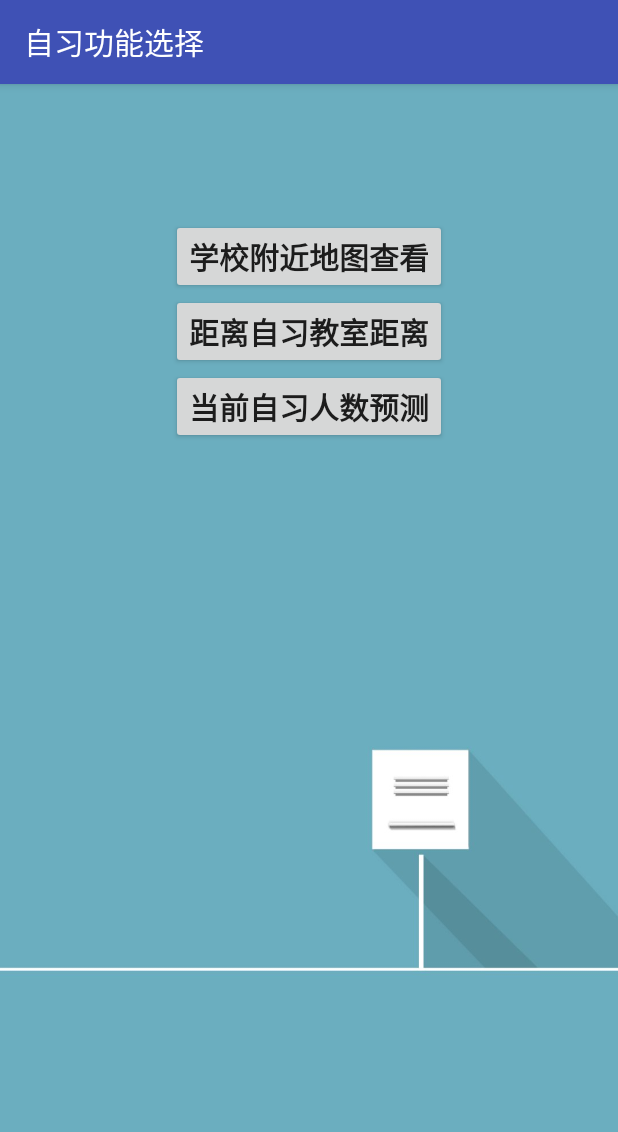
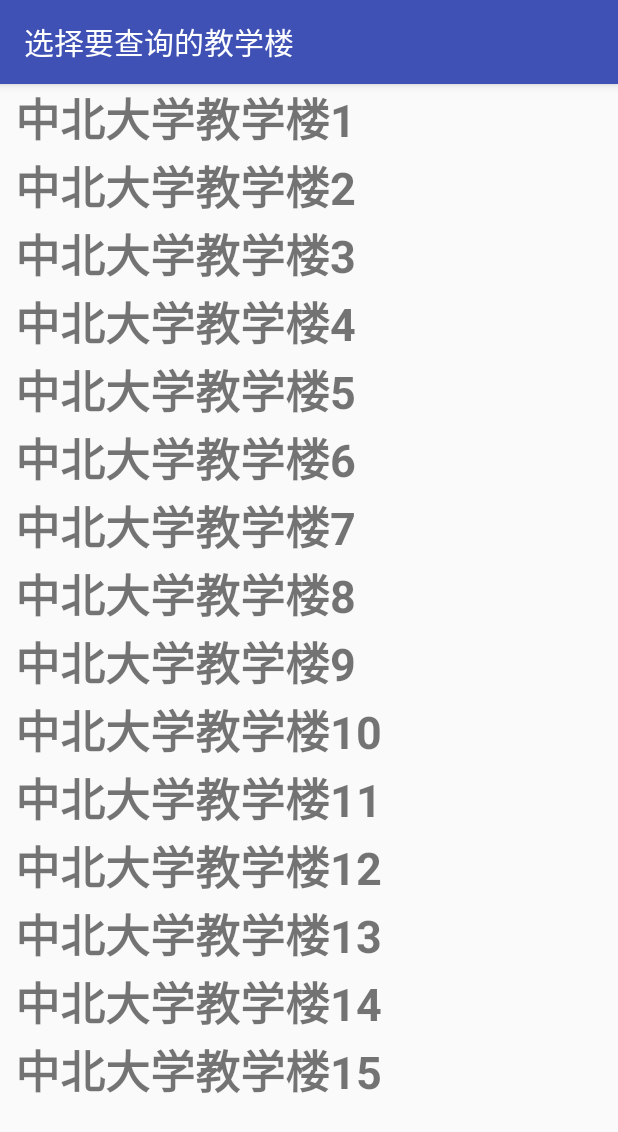
Before and after one commit to Crazydebug/YiYuanApp, an Android app: the StudyFunActivity screen opened directly, with no data from a screen before it, after a tap on "当前自习人数预测", on a phone screen of 412 x 824 dp. Shown: the top 1132 px of the screen. Run offline under Robolectric (Android 15) with nearby library versions, the phone set to English and light mode, and no system bars.

Commit message:
finish classrome search commit.

```diff
--- a/app/build.gradle
+++ b/app/build.gradle
@@ -27,4 +27,5 @@ dependencies {
     androidTestImplementation 'com.android.support.test.espresso:espresso-core:3.0.1'
     implementation 'com.android.support:design:26.1.0'
     compile 'de.hdodenhof:circleimageview:2.1.0'
+    implementation 'com.android.support:recyclerview-v7:26.1.0'
 }
--- a/app/src/main/AndroidManifest.xml
+++ b/app/src/main/AndroidManifest.xml
@@ -34,18 +34,20 @@
         <activity android:name=".activities.LoginActivity" />
         <activity android:name=".activities.StartActivity" />
         <activity android:name=".activities.SchoolActivity" />
-        <activity android:name=".activities.LocationActivity"
-            android:label="学校附近地图"/>
+        <activity
+            android:name=".activities.LocationActivity"
+            android:label="学校附近地图" />
 
         <service
             android:name="com.baidu.location.f"
             android:enabled="true"
             android:process=":remote" />
 
-        <activity android:name=".activities.StudyFunActivity"
-            android:label="自习功能选择">
-
-        </activity>
+        <activity
+            android:name=".activities.StudyFunActivity"
+            android:label="自习功能选择"></activity>
+        <activity android:name=".activities.ClassRomeActivity"
+            android:label="选择要查询的教学楼"></activity>
     </application>
 
 </manifest>
--- /dev/null
+++ b/app/src/main/java/com/example/yiyuanapp/Adapter/ClassRomeAdapter.java
@@ -0,0 +1,54 @@
+package com.example.yiyuanapp.Adapter;
+
+import android.support.v7.widget.RecyclerView;
+import android.view.LayoutInflater;
+import android.view.View;
+import android.view.ViewGroup;
+import android.widget.TextView;
+
+import com.example.yiyuanapp.BaseClass.ClassRome;
+import com.example.yiyuanapp.R;
+
+import java.util.List;
+
+/**
+ * author: DemoVei
+ * Time:  2018/2/26 17:25
+ * Description:
+ */
+
+public class ClassRomeAdapter extends RecyclerView.Adapter<ClassRomeAdapter.ViewHolder>{
+
+    private List<ClassRome> classrome;
+
+    static class ViewHolder extends RecyclerView.ViewHolder{
+        TextView classromename;
+
+        public ViewHolder(View view){
+            super(view);
+            classromename = view.findViewById(R.id.classrome_name);
+        }
+    }
+
+    public ClassRomeAdapter(List<ClassRome> classromelist){
+        classrome = classromelist;
+    }
+
+    @Override
+    public ClassRomeAdapter.ViewHolder onCreateViewHolder(ViewGroup parent, int viewType) {
+        View view = LayoutInflater.from(parent.getContext()).inflate(R.layout.classplace,parent,false);
+        ViewHolder holder = new ViewHolder(view);
+        return holder;
+    }
+
+    @Override
+    public void onBindViewHolder(ClassRomeAdapter.ViewHolder holder, int position) {
+        ClassRome mclassrome = classrome.get(position);
+        holder.classromename.setText(mclassrome.getName());
+    }
+
+    @Override
+    public int getItemCount() {
+        return classrome.size();
+    }
+}
--- /dev/null
+++ b/app/src/main/java/com/example/yiyuanapp/BaseClass/ClassRome.java
@@ -0,0 +1,19 @@
+package com.example.yiyuanapp.BaseClass;
+
+/**
+ * author: DemoVei
+ * Time:  2018/2/26 17:23
+ * Description:
+ */
+
+public class ClassRome {
+    private String name;
+
+    public ClassRome(String name) {
+        this.name = name;
+    }
+
+    public String getName() {
+        return name;
+    }
+}
--- /dev/null
+++ b/app/src/main/java/com/example/yiyuanapp/activities/ClassRomeActivity.java
@@ -0,0 +1,37 @@
+package com.example.yiyuanapp.activities;
+
+import android.os.Bundle;
+import android.support.v7.widget.LinearLayoutManager;
+import android.support.v7.widget.RecyclerView;
+
+import com.example.yiyuanapp.Adapter.ClassRomeAdapter;
+import com.example.yiyuanapp.BaseClass.ClassRome;
+import com.example.yiyuanapp.R;
+import com.example.yiyuanapp.activity_manager.BaseActivity;
+
+import java.util.ArrayList;
+import java.util.List;
+
+public class ClassRomeActivity extends BaseActivity {
+
+    private List<ClassRome> classlist = new ArrayList<>();
+
+    @Override
+    protected void onCreate(Bundle savedInstanceState) {
+        super.onCreate(savedInstanceState);
+        setContentView(R.layout.activity_class_rome);
+        initClassRomes();
+        RecyclerView recyclerView = findViewById(R.id.recycler_view);
+        LinearLayoutManager layoutManager = new LinearLayoutManager(this);
+        recyclerView.setLayoutManager(layoutManager);
+        ClassRomeAdapter adapter = new ClassRomeAdapter(classlist);
+        recyclerView.setAdapter(adapter);
+    }
+
+    private void initClassRomes(){
+        for (int i = 0; i < 15; i++) {
+            ClassRome place = new ClassRome("中北大学教学楼"+(i+1));
+            classlist.add(place);
+        }
+    }
+}
--- a/app/src/main/java/com/example/yiyuanapp/activities/StudyFunActivity.java
+++ b/app/src/main/java/com/example/yiyuanapp/activities/StudyFunActivity.java
@@ -37,7 +37,8 @@ public class StudyFunActivity extends BaseActivity implements View.OnClickListen
 
                 break;
             case R.id.people_map:
-
+                Intent intent3 = new Intent(StudyFunActivity.this,ClassRomeActivity.class);
+                startActivity(intent3);
                 break;
                 default:
         }
--- /dev/null
+++ b/app/src/main/res/layout/activity_class_rome.xml
@@ -0,0 +1,16 @@
+<?xml version="1.0" encoding="utf-8"?>
+<LinearLayout
+    xmlns:android="http://schemas.android.com/apk/res/android"
+    xmlns:app="http://schemas.android.com/apk/res-auto"
+    xmlns:tools="http://schemas.android.com/tools"
+    android:layout_width="match_parent"
+    android:layout_height="match_parent"
+    tools:context="com.example.yiyuanapp.activities.ClassRomeActivity">
+
+    <android.support.v7.widget.RecyclerView
+        android:id="@+id/recycler_view"
+        android:layout_width="match_parent"
+        android:layout_height="match_parent"/>
+
+
+</LinearLayout>
--- /dev/null
+++ b/app/src/main/res/layout/classplace.xml
@@ -0,0 +1,16 @@
+<?xml version="1.0" encoding="utf-8"?>
+<LinearLayout
+    xmlns:android="http://schemas.android.com/apk/res/android"
+    android:layout_width="match_parent"
+    android:layout_height="wrap_content">
+
+    <TextView
+        android:id="@+id/classrome_name"
+        android:layout_width="match_parent"
+        android:layout_height="wrap_content"
+        android:layout_gravity="center_vertical"
+        android:textSize="30sp"
+        android:textStyle="bold"
+        android:layout_marginLeft="10dp"/>
+
+</LinearLayout>
```
